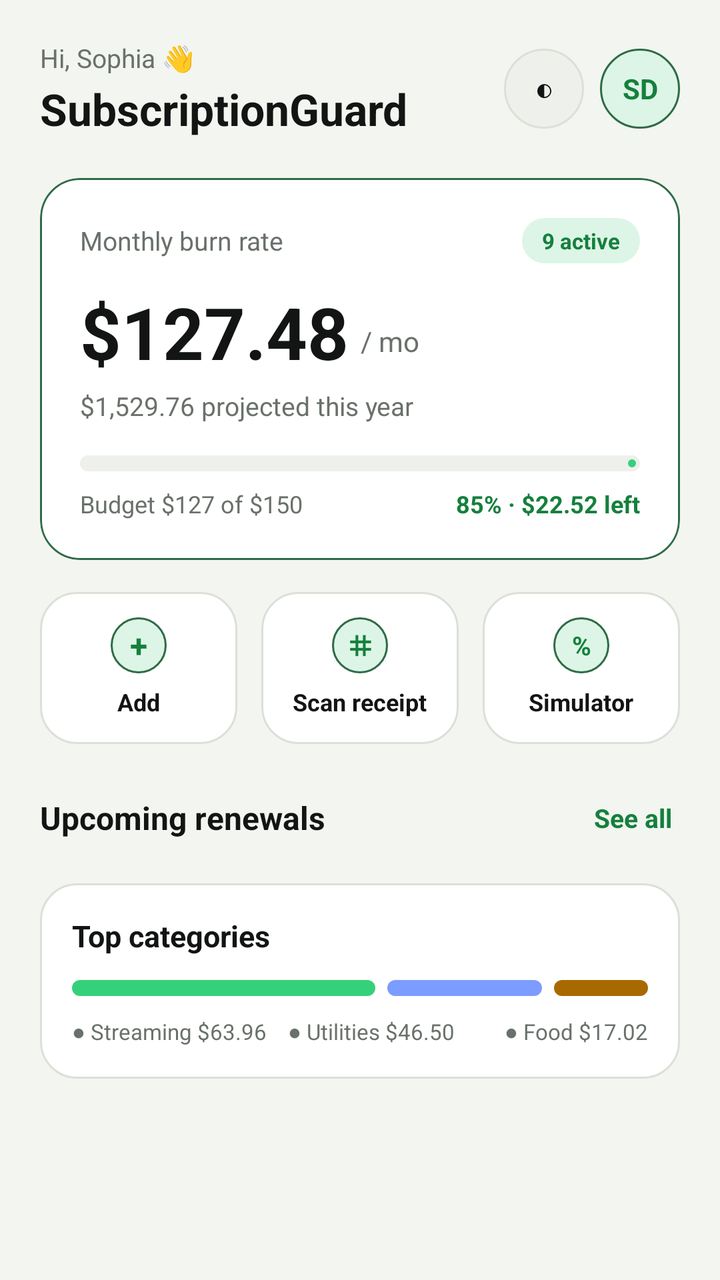
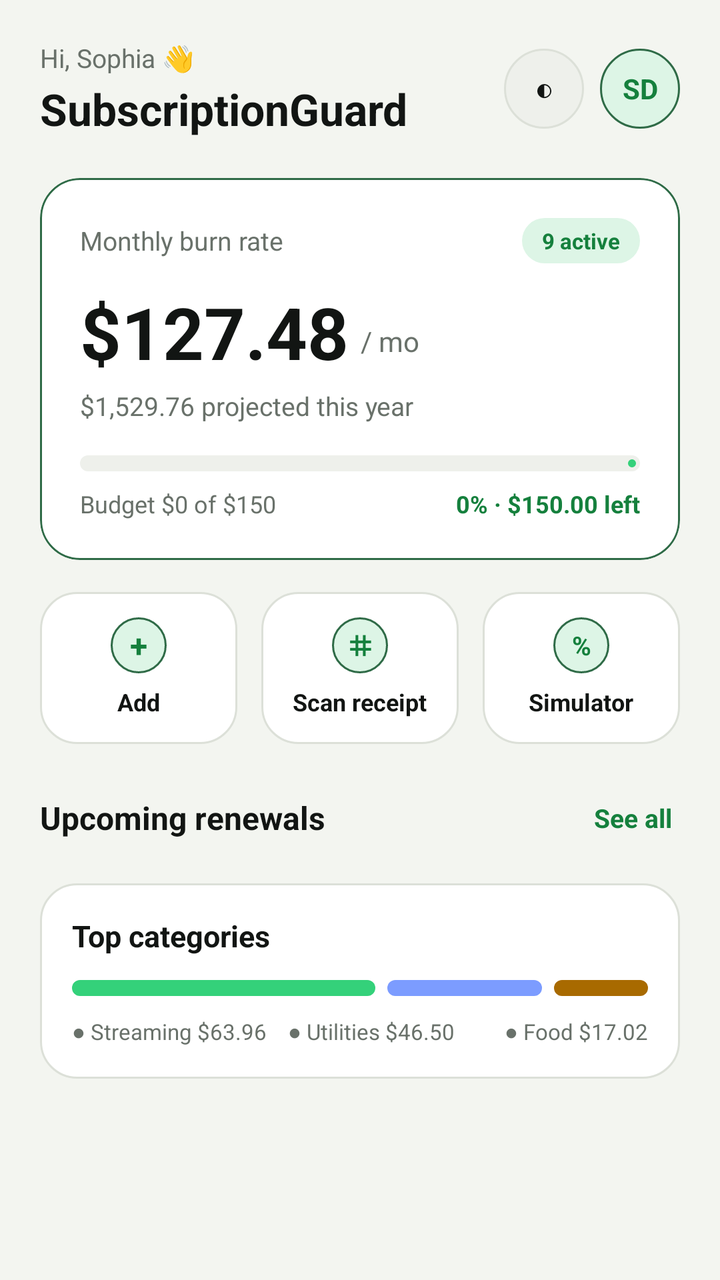

Screens rendered from an Android XML layout before and after an edit, with the pre-edit source and the edit as a unified diff.
<!-- AndroidManifest.xml: application theme Theme.SubGuard -->
<!-- res/layout/fragment_home.xml -->
<?xml version="1.0" encoding="utf-8"?>
<ScrollView xmlns:android="http://schemas.android.com/apk/res/android"
    xmlns:app="http://schemas.android.com/apk/res-auto"
    android:layout_width="match_parent"
    android:layout_height="match_parent"
    android:background="@color/app_background"
    android:fillViewport="true">

    <LinearLayout
        android:layout_width="match_parent"
        android:layout_height="wrap_content"
        android:orientation="vertical"
        android:padding="20dp">

        
        <LinearLayout
            android:layout_width="match_parent"
            android:layout_height="wrap_content"
            android:gravity="center_vertical"
            android:orientation="horizontal">

            <LinearLayout
                android:layout_width="0dp"
                android:layout_height="wrap_content"
                android:layout_weight="1"
                android:orientation="vertical">

                <TextView
                    android:id="@+id/tv_greeting"
                    android:layout_width="wrap_content"
                    android:layout_height="wrap_content"
                    android:text="Hi, Sophia 👋"
                    android:textColor="@color/text_secondary"
                    android:textSize="13sp" />

                <TextView
                    android:layout_width="wrap_content"
                    android:layout_height="wrap_content"
                    android:layout_marginTop="2dp"
                    android:text="SubscriptionGuard"
                    android:textColor="@color/text_primary"
                    android:textSize="22sp"
                    android:textStyle="bold" />
            </LinearLayout>

            <TextView
                android:id="@+id/btn_theme_toggle"
                android:layout_width="40dp"
                android:layout_height="40dp"
                android:layout_marginEnd="8dp"
                android:background="@drawable/bg_circle_elevated"
                android:gravity="center"
                android:text="◐"
                android:textColor="@color/text_primary"
                android:textSize="16sp" />

            <TextView
                android:id="@+id/avatar_profile"
                android:layout_width="40dp"
                android:layout_height="40dp"
                android:background="@drawable/bg_circle_green"
                android:gravity="center"
                android:text="SD"
                android:textColor="@color/accent_green_text"
                android:textSize="14sp"
                android:textStyle="bold" />
        </LinearLayout>

        
        <com.google.android.material.card.MaterialCardView
            android:layout_width="match_parent"
            android:layout_height="wrap_content"
            android:layout_marginTop="20dp"
            app:cardBackgroundColor="@color/card_background"
            app:cardCornerRadius="20dp"
            app:cardElevation="0dp"
            app:strokeColor="@color/green_border"
            app:strokeWidth="1dp">

            <LinearLayout
                android:layout_width="match_parent"
                android:layout_height="wrap_content"
                android:orientation="vertical"
                android:padding="20dp">

                <LinearLayout
                    android:layout_width="match_parent"
                    android:layout_height="wrap_content"
                    android:gravity="center_vertical"
                    android:orientation="horizontal">

                    <TextView
                        android:layout_width="0dp"
                        android:layout_height="wrap_content"
                        android:layout_weight="1"
                        android:text="Monthly burn rate"
                        android:textColor="@color/text_secondary"
                        android:textSize="13sp" />

                    <TextView
                        android:id="@+id/tv_active_chip"
                        android:layout_width="wrap_content"
                        android:layout_height="wrap_content"
                        android:background="@drawable/bg_pill_green"
                        android:paddingHorizontal="10dp"
                        android:paddingVertical="4dp"
                        android:text="9 active"
                        android:textColor="@color/accent_green_text"
                        android:textSize="11sp"
                        android:textStyle="bold" />
                </LinearLayout>

                <LinearLayout
                    android:layout_width="match_parent"
                    android:layout_height="wrap_content"
                    android:layout_marginTop="10dp"
                    android:gravity="bottom"
                    android:orientation="horizontal">

                    <TextView
                        android:id="@+id/txt_monthly_total"
                        android:layout_width="wrap_content"
                        android:layout_height="wrap_content"
                        android:text="$127.48"
                        android:textColor="@color/text_primary"
                        android:textSize="36sp"
                        android:textStyle="bold" />

                    <TextView
                        android:layout_width="wrap_content"
                        android:layout_height="wrap_content"
                        android:layout_marginStart="6dp"
                        android:layout_marginBottom="4dp"
                        android:text="/ mo"
                        android:textColor="@color/text_secondary"
                        android:textSize="14sp" />
                </LinearLayout>

                <TextView
                    android:id="@+id/txt_annual_total"
                    android:layout_width="match_parent"
                    android:layout_height="wrap_content"
                    android:layout_marginTop="4dp"
                    android:text="$1,529.76 projected this year"
                    android:textColor="@color/text_secondary"
                    android:textSize="13sp" />

                
                <com.google.android.material.progressindicator.LinearProgressIndicator
                    android:layout_width="match_parent"
                    android:layout_height="wrap_content"
                    android:layout_marginTop="16dp"
                    android:progress="85"
                    app:indicatorColor="@color/primary_green"
                    app:trackColor="@color/surface_elevated"
                    app:trackCornerRadius="6dp"
                    app:trackThickness="8dp" />

                <LinearLayout
                    android:layout_width="match_parent"
                    android:layout_height="wrap_content"
                    android:layout_marginTop="8dp"
                    android:orientation="horizontal">

                    <TextView
                        android:layout_width="0dp"
                        android:layout_height="wrap_content"
                        android:layout_weight="1"
                        android:text="Budget $127 of $150"
                        android:textColor="@color/text_secondary"
                        android:textSize="12sp" />

                    <TextView
                        android:layout_width="wrap_content"
                        android:layout_height="wrap_content"
                        android:text="85% · $22.52 left"
                        android:textColor="@color/accent_green_text"
                        android:textSize="12sp"
                        android:textStyle="bold" />
                </LinearLayout>

            </LinearLayout>
        </com.google.android.material.card.MaterialCardView>

        
        <LinearLayout
            android:layout_width="match_parent"
            android:layout_height="wrap_content"
            android:layout_marginTop="16dp"
            android:orientation="horizontal">

            <LinearLayout
                android:id="@+id/card_action_add"
                android:layout_width="0dp"
                android:layout_height="76dp"
                android:layout_marginEnd="6dp"
                android:layout_weight="1"
                android:background="@drawable/bg_card_rounded"
                android:gravity="center"
                android:orientation="vertical"
                android:padding="10dp">

                <TextView
                    android:layout_width="28dp"
                    android:layout_height="28dp"
                    android:background="@drawable/bg_circle_green"
                    android:gravity="center"
                    android:text="+"
                    android:textColor="@color/accent_green_text"
                    android:textSize="16sp"
                    android:textStyle="bold" />

                <TextView
                    android:layout_width="wrap_content"
                    android:layout_height="wrap_content"
                    android:layout_marginTop="6dp"
                    android:text="Add"
                    android:textColor="@color/text_primary"
                    android:textSize="12sp"
                    android:textStyle="bold" />
            </LinearLayout>

            <LinearLayout
                android:id="@+id/card_action_scan"
                android:layout_width="0dp"
                android:layout_height="76dp"
                android:layout_marginHorizontal="6dp"
                android:layout_weight="1"
                android:background="@drawable/bg_card_rounded"
                android:gravity="center"
                android:orientation="vertical"
                android:padding="10dp">

                <TextView
                    android:layout_width="28dp"
                    android:layout_height="28dp"
                    android:background="@drawable/bg_circle_green"
                    android:gravity="center"
                    android:text="⌗"
                    android:textColor="@color/accent_green_text"
                    android:textSize="14sp"
                    android:textStyle="bold" />

                <TextView
                    android:layout_width="wrap_content"
                    android:layout_height="wrap_content"
                    android:layout_marginTop="6dp"
                    android:text="Scan receipt"
                    android:textColor="@color/text_primary"
                    android:textSize="12sp"
                    android:textStyle="bold" />
            </LinearLayout>

            <LinearLayout
                android:id="@+id/card_action_simulator"
                android:layout_width="0dp"
                android:layout_height="76dp"
                android:layout_marginStart="6dp"
                android:layout_weight="1"
                android:background="@drawable/bg_card_rounded"
                android:gravity="center"
                android:orientation="vertical"
                android:padding="10dp">

                <TextView
                    android:layout_width="28dp"
                    android:layout_height="28dp"
                    android:background="@drawable/bg_circle_green"
                    android:gravity="center"
                    android:text="%"
                    android:textColor="@color/accent_green_text"
                    android:textSize="13sp"
                    android:textStyle="bold" />

                <TextView
                    android:layout_width="wrap_content"
                    android:layout_height="wrap_content"
                    android:layout_marginTop="6dp"
                    android:text="Simulator"
                    android:textColor="@color/text_primary"
                    android:textSize="12sp"
                    android:textStyle="bold" />
            </LinearLayout>
        </LinearLayout>

        
        <LinearLayout
            android:layout_width="match_parent"
            android:layout_height="wrap_content"
            android:layout_marginTop="24dp"
            android:gravity="center_vertical"
            android:orientation="horizontal">

            <TextView
                android:layout_width="0dp"
                android:layout_height="wrap_content"
                android:layout_weight="1"
                android:text="Upcoming renewals"
                android:textColor="@color/text_primary"
                android:textSize="16sp"
                android:textStyle="bold" />

            <TextView
                android:id="@+id/btn_see_all_renewals"
                android:layout_width="wrap_content"
                android:layout_height="wrap_content"
                android:padding="4dp"
                android:text="See all"
                android:textColor="@color/accent_green_text"
                android:textSize="13sp"
                android:textStyle="bold" />
        </LinearLayout>



        
        <LinearLayout
            android:layout_width="match_parent"
            android:layout_height="wrap_content"
            android:layout_marginTop="20dp"
            android:background="@drawable/bg_card_rounded"
            android:orientation="vertical"
            android:padding="16dp">

            <TextView
                android:layout_width="wrap_content"
                android:layout_height="wrap_content"
                android:text="Top categories"
                android:textColor="@color/text_primary"
                android:textSize="15sp"
                android:textStyle="bold" />

            <LinearLayout
                android:layout_width="match_parent"
                android:layout_height="8dp"
                android:layout_marginTop="12dp"
                android:orientation="horizontal">

                <View
                    android:layout_width="0dp"
                    android:layout_height="match_parent"
                    android:layout_marginEnd="3dp"
                    android:layout_weight="55"
                    android:background="@drawable/bg_pill_green"
                    android:backgroundTint="@color/primary_green" />

                <View
                    android:layout_width="0dp"
                    android:layout_height="match_parent"
                    android:layout_marginHorizontal="3dp"
                    android:layout_weight="28"
                    android:background="@drawable/bg_pill_blue"
                    android:backgroundTint="@color/accent_blue" />

                <View
                    android:layout_width="0dp"
                    android:layout_height="match_parent"
                    android:layout_marginStart="3dp"
                    android:layout_weight="17"
                    android:background="@drawable/bg_pill_amber"
                    android:backgroundTint="@color/warning_amber" />
            </LinearLayout>

            <LinearLayout
                android:layout_width="match_parent"
                android:layout_height="wrap_content"
                android:layout_marginTop="10dp"
                android:orientation="horizontal">

                <TextView
                    android:layout_width="0dp"
                    android:layout_height="wrap_content"
                    android:layout_weight="1"
                    android:text="● Streaming $63.96"
                    android:textColor="@color/text_secondary"
                    android:textSize="11sp" />

                <TextView
                    android:layout_width="0dp"
                    android:layout_height="wrap_content"
                    android:layout_weight="1"
                    android:text="● Utilities $46.50"
                    android:textColor="@color/text_secondary"
                    android:textSize="11sp" />

                <TextView
                    android:layout_width="wrap_content"
                    android:layout_height="wrap_content"
                    android:text="● Food $17.02"
                    android:textColor="@color/text_secondary"
                    android:textSize="11sp" />
            </LinearLayout>
        </LinearLayout>

    </LinearLayout>
</ScrollView>
<!-- resources referenced by this layout -->
<resources>
  <color name="accent_blue">#7C9CFF</color>
  <color name="accent_green_text">#15803D</color>
  <color name="app_background">#F3F5F0</color>
  <color name="card_background">#FFFFFF</color>
  <color name="green_border">#2F6B47</color>
  <color name="primary_green">#34D17A</color>
  <color name="surface_elevated">#EEF0EB</color>
  <color name="text_primary">#121513</color>
  <color name="text_secondary">#69716A</color>
  <color name="warning_amber">#A86A00</color>
  <!-- drawable bg_card_rounded (drawable) -->
  <?xml version="1.0" encoding="utf-8"?>
  <shape xmlns:android="http://schemas.android.com/apk/res/android"
      android:shape="rectangle">
      <solid android:color="@color/card_background" />
      <corners android:radius="18dp" />
      <stroke
          android:width="1dp"
          android:color="@color/card_border" />
  </shape>
  <!-- drawable bg_circle_elevated (drawable) -->
  <?xml version="1.0" encoding="utf-8"?>
  <shape xmlns:android="http://schemas.android.com/apk/res/android"
      android:shape="oval">
      <solid android:color="@color/surface_elevated" />
      <stroke
          android:width="1dp"
          android:color="@color/card_border" />
  </shape>
  <!-- drawable bg_circle_green (drawable) -->
  <?xml version="1.0" encoding="utf-8"?>
  <shape xmlns:android="http://schemas.android.com/apk/res/android"
      android:shape="oval">
      <solid android:color="@color/green_surface" />
      <stroke
          android:width="1dp"
          android:color="@color/green_border" />
  </shape>
  <!-- drawable bg_pill_amber (drawable) -->
  <?xml version="1.0" encoding="utf-8"?>
  <shape xmlns:android="http://schemas.android.com/apk/res/android"
      android:shape="rectangle">
      <solid android:color="@color/warning_surface" />
      <corners android:radius="999dp" />
  </shape>
  <!-- drawable bg_pill_blue (drawable) -->
  <?xml version="1.0" encoding="utf-8"?>
  <shape xmlns:android="http://schemas.android.com/apk/res/android"
      android:shape="rectangle">
      <solid android:color="@color/blue_surface" />
      <corners android:radius="999dp" />
  </shape>
  <!-- drawable bg_pill_green (drawable) -->
  <?xml version="1.0" encoding="utf-8"?>
  <shape xmlns:android="http://schemas.android.com/apk/res/android"
      android:shape="rectangle">
      <solid android:color="@color/green_surface" />
      <corners android:radius="999dp" />
  </shape>
  <style name="Theme.SubGuard" parent="Base.Theme.SubGuard" />
  <color name="card_border">#DCE0D8</color>
  <color name="green_surface">#DDF5E6</color>
  <color name="warning_surface">#FDF1D8</color>
  <color name="blue_surface">#E8EEFF</color>
  <style name="Base.Theme.SubGuard" parent="Theme.Material3.DayNight.NoActionBar">
          <item name="colorPrimary">@color/primary_green</item>
          <item name="colorOnPrimary">@color/button_on_green</item>
          <item name="android:statusBarColor">@color/app_background</item>
          <item name="android:navigationBarColor">@color/card_background</item>
          <item name="android:windowBackground">@color/app_background</item>
      </style>
  <color name="button_on_green">#0B1A10</color>
</resources>

<!-- the commit's change to res/layout/fragment_home.xml (unified diff, before → after) -->
@@ -147,10 +147,11 @@
 
                 
                 <com.google.android.material.progressindicator.LinearProgressIndicator
+                    android:id="@+id/progress_budget"
                     android:layout_width="match_parent"
                     android:layout_height="wrap_content"
                     android:layout_marginTop="16dp"
-                    android:progress="85"
+                    android:progress="0"
                     app:indicatorColor="@color/primary_green"
                     app:trackColor="@color/surface_elevated"
                     app:trackCornerRadius="6dp"
@@ -163,17 +164,19 @@
                     android:orientation="horizontal">
 
                     <TextView
+                        android:id="@+id/tv_budget_used"
                         android:layout_width="0dp"
                         android:layout_height="wrap_content"
                         android:layout_weight="1"
-                        android:text="Budget $127 of $150"
+                        android:text="Budget $0 of $150"
                         android:textColor="@color/text_secondary"
                         android:textSize="12sp" />
 
                     <TextView
+                        android:id="@+id/tv_budget_remaining"
                         android:layout_width="wrap_content"
                         android:layout_height="wrap_content"
-                        android:text="85% · $22.52 left"
+                        android:text="0% · $150.00 left"
                         android:textColor="@color/accent_green_text"
                         android:textSize="12sp"
                         android:textStyle="bold" />
